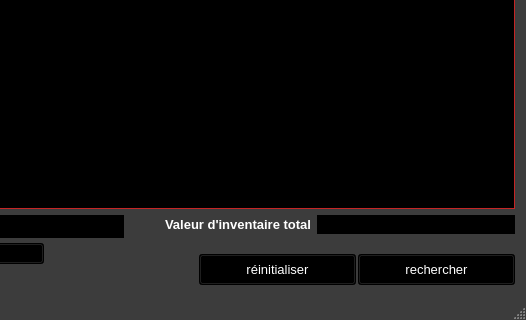
xnoumbissinoundou/yeroth-erp-3.0, file ui/yeroth-erp-marchandises-window.ui: the form before one commit; both pictures show x 274 to 800 and y 280 to 600 of the 800 by 600 pixel window.
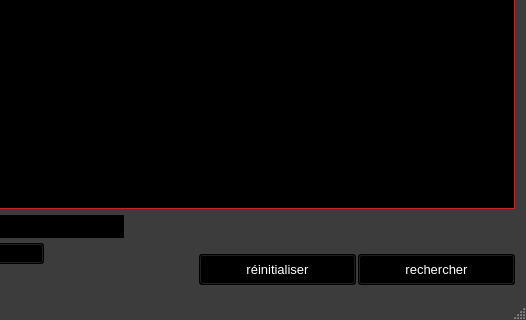
The form after the commit. Icons and pictures are not drawn. Custom widgets are drawn as their Qt base class.

Commit message: On branch master 	modified:   src/widgets/table-view/yeroth-erp-marchandises-table-view.cpp 	modified:   src/windows/yeroth-erp-marchandises-window.cpp 	modified:   src/windows/yeroth-erp-marchandises-window.hpp 	modified:   ui/yeroth-erp-marchandises-window.ui

Patch:
```diff
--- a/ui/yeroth-erp-marchandises-window.ui
+++ b/ui/yeroth-erp-marchandises-window.ui
@@ -6511,807 +6511,6 @@
      <string>réinitialiser filtre</string>
     </property>
    </widget>
-   <widget class="QLabel" name="label_marchandises_valeur_dinventaire_total">
-    <property name="geometry">
-     <rect>
-      <x>424</x>
-      <y>444</y>
-      <width>161</width>
-      <height>21</height>
-     </rect>
-    </property>
-    <property name="palette">
-     <palette>
-      <active>
-       <colorrole role="WindowText">
-        <brush brushstyle="SolidPattern">
-         <color alpha="255">
-          <red>255</red>
-          <green>255</green>
-          <blue>255</blue>
-         </color>
-        </brush>
-       </colorrole>
-       <colorrole role="Button">
-        <brush brushstyle="SolidPattern">
-         <color alpha="255">
-          <red>255</red>
-          <green>255</green>
-          <blue>255</blue>
-         </color>
-        </brush>
-       </colorrole>
-       <colorrole role="Light">
-        <brush brushstyle="SolidPattern">
-         <color alpha="255">
-          <red>255</red>
-          <green>255</green>
-          <blue>255</blue>
-         </color>
-        </brush>
-       </colorrole>
-       <colorrole role="Midlight">
-        <brush brushstyle="SolidPattern">
-         <color alpha="255">
-          <red>255</red>
-          <green>255</green>
-          <blue>255</blue>
-         </color>
-        </brush>
-       </colorrole>
-       <colorrole role="Dark">
-        <brush brushstyle="SolidPattern">
-         <color alpha="255">
-          <red>127</red>
-          <green>127</green>
-          <blue>127</blue>
-         </color>
-        </brush>
-       </colorrole>
-       <colorrole role="Mid">
-        <brush brushstyle="SolidPattern">
-         <color alpha="255">
-          <red>170</red>
-          <green>170</green>
-          <blue>170</blue>
-         </color>
-        </brush>
-       </colorrole>
-       <colorrole role="Text">
-        <brush brushstyle="SolidPattern">
-         <color alpha="255">
-          <red>255</red>
-          <green>255</green>
-          <blue>255</blue>
-         </color>
-        </brush>
-       </colorrole>
-       <colorrole role="ButtonText">
-        <brush brushstyle="SolidPattern">
-         <color alpha="255">
-          <red>255</red>
-          <green>255</green>
-          <blue>255</blue>
-         </color>
-        </brush>
-       </colorrole>
-       <colorrole role="Base">
-        <brush brushstyle="SolidPattern">
-         <color alpha="255">
-          <red>255</red>
-          <green>255</green>
-          <blue>255</blue>
-         </color>
-        </brush>
-       </colorrole>
-       <colorrole role="Window">
-        <brush brushstyle="SolidPattern">
-         <color alpha="255">
-          <red>255</red>
-          <green>255</green>
-          <blue>255</blue>
-         </color>
-        </brush>
-       </colorrole>
-       <colorrole role="AlternateBase">
-        <brush brushstyle="SolidPattern">
-         <color alpha="255">
-          <red>255</red>
-          <green>255</green>
-          <blue>255</blue>
-         </color>
-        </brush>
-       </colorrole>
-       <colorrole role="ToolTipText">
-        <brush brushstyle="SolidPattern">
-         <color alpha="255">
-          <red>255</red>
-          <green>255</green>
-          <blue>255</blue>
-         </color>
-        </brush>
-       </colorrole>
-      </active>
-      <inactive>
-       <colorrole role="WindowText">
-        <brush brushstyle="SolidPattern">
-         <color alpha="255">
-          <red>255</red>
-          <green>255</green>
-          <blue>255</blue>
-         </color>
-        </brush>
-       </colorrole>
-       <colorrole role="Button">
-        <brush brushstyle="SolidPattern">
-         <color alpha="255">
-          <red>255</red>
-          <green>255</green>
-          <blue>255</blue>
-         </color>
-        </brush>
-       </colorrole>
-       <colorrole role="Light">
-        <brush brushstyle="SolidPattern">
-         <color alpha="255">
-          <red>255</red>
-          <green>255</green>
-          <blue>255</blue>
-         </color>
-        </brush>
-       </colorrole>
-       <colorrole role="Midlight">
-        <brush brushstyle="SolidPattern">
-         <color alpha="255">
-          <red>255</red>
-          <green>255</green>
-          <blue>255</blue>
-         </color>
-        </brush>
-       </colorrole>
-       <colorrole role="Dark">
-        <brush brushstyle="SolidPattern">
-         <color alpha="255">
-          <red>127</red>
-          <green>127</green>
-          <blue>127</blue>
-         </color>
-        </brush>
-       </colorrole>
-       <colorrole role="Mid">
-        <brush brushstyle="SolidPattern">
-         <color alpha="255">
-          <red>170</red>
-          <green>170</green>
-          <blue>170</blue>
-         </color>
-        </brush>
-       </colorrole>
-       <colorrole role="Text">
-        <brush brushstyle="SolidPattern">
-         <color alpha="255">
-          <red>255</red>
-          <green>255</green>
-          <blue>255</blue>
-         </color>
-        </brush>
-       </colorrole>
-       <colorrole role="ButtonText">
-        <brush brushstyle="SolidPattern">
-         <color alpha="255">
-          <red>255</red>
-          <green>255</green>
-          <blue>255</blue>
-         </color>
-        </brush>
-       </colorrole>
-       <colorrole role="Base">
-        <brush brushstyle="SolidPattern">
-         <color alpha="255">
-          <red>255</red>
-          <green>255</green>
-          <blue>255</blue>
-         </color>
-        </brush>
-       </colorrole>
-       <colorrole role="Window">
-        <brush brushstyle="SolidPattern">
-         <color alpha="255">
-          <red>255</red>
-          <green>255</green>
-          <blue>255</blue>
-         </color>
-        </brush>
-       </colorrole>
-       <colorrole role="AlternateBase">
-        <brush brushstyle="SolidPattern">
-         <color alpha="255">
-          <red>255</red>
-          <green>255</green>
-          <blue>255</blue>
-         </color>
-        </brush>
-       </colorrole>
-       <colorrole role="ToolTipText">
-        <brush brushstyle="SolidPattern">
-         <color alpha="255">
-          <red>255</red>
-          <green>255</green>
-          <blue>255</blue>
-         </color>
-        </brush>
-       </colorrole>
-      </inactive>
-      <disabled>
-       <colorrole role="WindowText">
-        <brush brushstyle="SolidPattern">
-         <color alpha="255">
-          <red>127</red>
-          <green>127</green>
-          <blue>127</blue>
-         </color>
-        </brush>
-       </colorrole>
-       <colorrole role="Button">
-        <brush brushstyle="SolidPattern">
-         <color alpha="255">
-          <red>255</red>
-          <green>255</green>
-          <blue>255</blue>
-         </color>
-        </brush>
-       </colorrole>
-       <colorrole role="Light">
-        <brush brushstyle="SolidPattern">
-         <color alpha="255">
-          <red>255</red>
-          <green>255</green>
-          <blue>255</blue>
-         </color>
-        </brush>
-       </colorrole>
-       <colorrole role="Midlight">
-        <brush brushstyle="SolidPattern">
-         <color alpha="255">
-          <red>255</red>
-          <green>255</green>
-          <blue>255</blue>
-         </color>
-        </brush>
-       </colorrole>
-       <colorrole role="Dark">
-        <brush brushstyle="SolidPattern">
-         <color alpha="255">
-          <red>127</red>
-          <green>127</green>
-          <blue>127</blue>
-         </color>
-        </brush>
-       </colorrole>
-       <colorrole role="Mid">
-        <brush brushstyle="SolidPattern">
-         <color alpha="255">
-          <red>170</red>
-          <green>170</green>
-          <blue>170</blue>
-         </color>
-        </brush>
-       </colorrole>
-       <colorrole role="Text">
-        <brush brushstyle="SolidPattern">
-         <color alpha="255">
-          <red>127</red>
-          <green>127</green>
-          <blue>127</blue>
-         </color>
-        </brush>
-       </colorrole>
-       <colorrole role="ButtonText">
-        <brush brushstyle="SolidPattern">
-         <color alpha="255">
-          <red>127</red>
-          <green>127</green>
-          <blue>127</blue>
-         </color>
-        </brush>
-       </colorrole>
-       <colorrole role="Base">
-        <brush brushstyle="SolidPattern">
-         <color alpha="255">
-          <red>255</red>
-          <green>255</green>
-          <blue>255</blue>
-         </color>
-        </brush>
-       </colorrole>
-       <colorrole role="Window">
-        <brush brushstyle="SolidPattern">
-         <color alpha="255">
-          <red>255</red>
-          <green>255</green>
-          <blue>255</blue>
-         </color>
-        </brush>
-       </colorrole>
-       <colorrole role="AlternateBase">
-        <brush brushstyle="SolidPattern">
-         <color alpha="255">
-          <red>255</red>
-          <green>255</green>
-          <blue>255</blue>
-         </color>
-        </brush>
-       </colorrole>
-       <colorrole role="ToolTipText">
-        <brush brushstyle="SolidPattern">
-         <color alpha="255">
-          <red>255</red>
-          <green>255</green>
-          <blue>255</blue>
-         </color>
-        </brush>
-       </colorrole>
-      </disabled>
-     </palette>
-    </property>
-    <property name="font">
-     <font>
-      <pointsize>10</pointsize>
-      <weight>75</weight>
-      <italic>false</italic>
-      <bold>true</bold>
-     </font>
-    </property>
-    <property name="text">
-     <string>Valeur d'inventaire total</string>
-    </property>
-    <property name="alignment">
-     <set>Qt::AlignRight|Qt::AlignTrailing|Qt::AlignVCenter</set>
-    </property>
-   </widget>
-   <widget class="YerothLineEdit" name="lineEdit_marchandises_valeur_dinventaire_total">
-    <property name="enabled">
-     <bool>false</bool>
-    </property>
-    <property name="geometry">
-     <rect>
-      <x>590</x>
-      <y>444</y>
-      <width>200</width>
-      <height>21</height>
-     </rect>
-    </property>
-    <property name="palette">
-     <palette>
-      <active>
-       <colorrole role="WindowText">
-        <brush brushstyle="SolidPattern">
-         <color alpha="255">
-          <red>255</red>
-          <green>255</green>
-          <blue>255</blue>
-         </color>
-        </brush>
-       </colorrole>
-       <colorrole role="Button">
-        <brush brushstyle="SolidPattern">
-         <color alpha="255">
-          <red>0</red>
-          <green>0</green>
-          <blue>0</blue>
-         </color>
-        </brush>
-       </colorrole>
-       <colorrole role="Light">
-        <brush brushstyle="SolidPattern">
-         <color alpha="255">
-          <red>255</red>
-          <green>255</green>
-          <blue>255</blue>
-         </color>
-        </brush>
-       </colorrole>
-       <colorrole role="Midlight">
-        <brush brushstyle="SolidPattern">
-         <color alpha="255">
-          <red>255</red>
-          <green>255</green>
-          <blue>255</blue>
-         </color>
-        </brush>
-       </colorrole>
-       <colorrole role="Dark">
-        <brush brushstyle="SolidPattern">
-         <color alpha="255">
-          <red>127</red>
-          <green>127</green>
-          <blue>127</blue>
-         </color>
-        </brush>
-       </colorrole>
-       <colorrole role="Mid">
-        <brush brushstyle="SolidPattern">
-         <color alpha="255">
-          <red>170</red>
-          <green>170</green>
-          <blue>170</blue>
-         </color>
-        </brush>
-       </colorrole>
-       <colorrole role="Text">
-        <brush brushstyle="SolidPattern">
-         <color alpha="255">
-          <red>255</red>
-          <green>255</green>
-          <blue>255</blue>
-         </color>
-        </brush>
-       </colorrole>
-       <colorrole role="BrightText">
-        <brush brushstyle="SolidPattern">
-         <color alpha="255">
-          <red>255</red>
-          <green>255</green>
-          <blue>255</blue>
-         </color>
-        </brush>
-       </colorrole>
-       <colorrole role="ButtonText">
-        <brush brushstyle="SolidPattern">
-         <color alpha="255">
-          <red>0</red>
-          <green>0</green>
-          <blue>0</blue>
-         </color>
-        </brush>
-       </colorrole>
-       <colorrole role="Base">
-        <brush brushstyle="SolidPattern">
-         <color alpha="255">
-          <red>0</red>
-          <green>0</green>
-          <blue>0</blue>
-         </color>
-        </brush>
-       </colorrole>
-       <colorrole role="Window">
-        <brush brushstyle="SolidPattern">
-         <color alpha="255">
-          <red>0</red>
-          <green>0</green>
-          <blue>0</blue>
-         </color>
-        </brush>
-       </colorrole>
-       <colorrole role="Shadow">
-        <brush brushstyle="SolidPattern">
-         <color alpha="255">
-          <red>0</red>
-          <green>0</green>
-          <blue>0</blue>
-         </color>
-        </brush>
-       </colorrole>
-       <colorrole role="AlternateBase">
-        <brush brushstyle="SolidPattern">
-         <color alpha="255">
-          <red>255</red>
-          <green>255</green>
-          <blue>255</blue>
-         </color>
-        </brush>
-       </colorrole>
-       <colorrole role="ToolTipBase">
-        <brush brushstyle="SolidPattern">
-         <color alpha="255">
-          <red>255</red>
-          <green>255</green>
-          <blue>220</blue>
-         </color>
-        </brush>
-       </colorrole>
-       <colorrole role="ToolTipText">
-        <brush brushstyle="SolidPattern">
-         <color alpha="255">
-          <red>0</red>
-          <green>0</green>
-          <blue>0</blue>
-         </color>
-        </brush>
-       </colorrole>
-      </active>
-      <inactive>
-       <colorrole role="WindowText">
-        <brush brushstyle="SolidPattern">
-         <color alpha="255">
-          <red>255</red>
-          <green>255</green>
-          <blue>255</blue>
-         </color>
-        </brush>
-       </colorrole>
-       <colorrole role="Button">
-        <brush brushstyle="SolidPattern">
-         <color alpha="255">
-          <red>0</red>
-          <green>0</green>
-          <blue>0</blue>
-         </color>
-        </brush>
-       </colorrole>
-       <colorrole role="Light">
-        <brush brushstyle="SolidPattern">
-         <color alpha="255">
-          <red>255</red>
-          <green>255</green>
-          <blue>255</blue>
-         </color>
-        </brush>
-       </colorrole>
-       <colorrole role="Midlight">
-        <brush brushstyle="SolidPattern">
-         <color alpha="255">
-          <red>255</red>
-          <green>255</green>
-          <blue>255</blue>
-         </color>
-        </brush>
-       </colorrole>
-       <colorrole role="Dark">
-        <brush brushstyle="SolidPattern">
-         <color alpha="255">
-          <red>127</red>
-          <green>127</green>
-          <blue>127</blue>
-         </color>
-        </brush>
-       </colorrole>
-       <colorrole role="Mid">
-        <brush brushstyle="SolidPattern">
-         <color alpha="255">
-          <red>170</red>
-          <green>170</green>
-          <blue>170</blue>
-         </color>
-        </brush>
-       </colorrole>
-       <colorrole role="Text">
-        <brush brushstyle="SolidPattern">
-         <color alpha="255">
-          <red>255</red>
-          <green>255</green>
-          <blue>255</blue>
-         </color>
-        </brush>
-       </colorrole>
-       <colorrole role="BrightText">
-        <brush brushstyle="SolidPattern">
-         <color alpha="255">
-          <red>255</red>
-          <green>255</green>
-          <blue>255</blue>
-         </color>
-        </brush>
-       </colorrole>
-       <colorrole role="ButtonText">
-        <brush brushstyle="SolidPattern">
-         <color alpha="255">
-          <red>0</red>
-          <green>0</green>
-          <blue>0</blue>
-         </color>
-        </brush>
-       </colorrole>
-       <colorrole role="Base">
-        <brush brushstyle="SolidPattern">
-         <color alpha="255">
-          <red>0</red>
-          <green>0</green>
-          <blue>0</blue>
-         </color>
-        </brush>
-       </colorrole>
-       <colorrole role="Window">
-        <brush brushstyle="SolidPattern">
-         <color alpha="255">
-          <red>0</red>
-          <green>0</green>
-          <blue>0</blue>
-         </color>
-        </brush>
-       </colorrole>
-       <colorrole role="Shadow">
-        <brush brushstyle="SolidPattern">
-         <color alpha="255">
-          <red>0</red>
-          <green>0</green>
-          <blue>0</blue>
-         </color>
-        </brush>
-       </colorrole>
-       <colorrole role="AlternateBase">
-        <brush brushstyle="SolidPattern">
-         <color alpha="255">
-          <red>255</red>
-          <green>255</green>
-          <blue>255</blue>
-         </color>
-        </brush>
-       </colorrole>
-       <colorrole role="ToolTipBase">
-        <brush brushstyle="SolidPattern">
-         <color alpha="255">
-          <red>255</red>
-          <green>255</green>
-          <blue>220</blue>
-         </color>
-        </brush>
-       </colorrole>
-       <colorrole role="ToolTipText">
-        <brush brushstyle="SolidPattern">
-         <color alpha="255">
-          <red>0</red>
-          <green>0</green>
-          <blue>0</blue>
-         </color>
-        </brush>
-       </colorrole>
-      </inactive>
-      <disabled>
-       <colorrole role="WindowText">
-        <brush brushstyle="SolidPattern">
-         <color alpha="255">
-          <red>127</red>
-          <green>127</green>
-          <blue>127</blue>
-         </color>
-        </brush>
-       </colorrole>
-       <colorrole role="Button">
-        <brush brushstyle="SolidPattern">
-         <color alpha="255">
-          <red>0</red>
-          <green>0</green>
-          <blue>0</blue>
-         </color>
-        </brush>
-       </colorrole>
-       <colorrole role="Light">
-        <brush brushstyle="SolidPattern">
-         <color alpha="255">
-          <red>255</red>
-          <green>255</green>
-          <blue>255</blue>
-         </color>
-        </brush>
-       </colorrole>
-       <colorrole role="Midlight">
-        <brush brushstyle="SolidPattern">
-         <color alpha="255">
-          <red>255</red>
-          <green>255</green>
-          <blue>255</blue>
-         </color>
-        </brush>
-       </colorrole>
-       <colorrole role="Dark">
-        <brush brushstyle="SolidPattern">
-         <color alpha="255">
-          <red>127</red>
-          <green>127</green>
-          <blue>127</blue>
-         </color>
-        </brush>
-       </colorrole>
-       <colorrole role="Mid">
-        <brush brushstyle="SolidPattern">
-         <color alpha="255">
-          <red>170</red>
-          <green>170</green>
-          <blue>170</blue>
-         </color>
-        </brush>
-       </colorrole>
-       <colorrole role="Text">
-        <brush brushstyle="SolidPattern">
-         <color alpha="255">
-          <red>127</red>
-          <green>127</green>
-          <blue>127</blue>
-         </color>
-        </brush>
-       </colorrole>
-       <colorrole role="BrightText">
-        <brush brushstyle="SolidPattern">
-         <color alpha="255">
-          <red>255</red>
-          <green>255</green>
-          <blue>255</blue>
-         </color>
-        </brush>
-       </colorrole>
-       <colorrole role="ButtonText">
-        <brush brushstyle="SolidPattern">
-         <color alpha="255">
-          <red>127</red>
-          <green>127</green>
-          <blue>127</blue>
-         </color>
-        </brush>
-       </colorrole>
-       <colorrole role="Base">
-        <brush brushstyle="SolidPattern">
-         <color alpha="255">
-          <red>0</red>
-          <green>0</green>
-          <blue>0</blue>
-         </color>
-        </brush>
-       </colorrole>
-       <colorrole role="Window">
-        <brush brushstyle="SolidPattern">
-         <color alpha="255">
-          <red>0</red>
-          <green>0</green>
-          <blue>0</blue>
-         </color>
-        </brush>
-       </colorrole>
-       <colorrole role="Shadow">
-        <brush brushstyle="SolidPattern">
-         <color alpha="255">
-          <red>0</red>
-          <green>0</green>
-          <blue>0</blue>
-         </color>
-        </brush>
-       </colorrole>
-       <colorrole role="AlternateBase">
-        <brush brushstyle="SolidPattern">
-         <color alpha="255">
-          <red>255</red>
-          <green>255</green>
-          <blue>255</blue>
-         </color>
-        </brush>
-       </colorrole>
-       <colorrole role="ToolTipBase">
-        <brush brushstyle="SolidPattern">
-         <color alpha="255">
-          <red>255</red>
-          <green>255</green>
-          <blue>220</blue>
-         </color>
-        </brush>
-       </colorrole>
-       <colorrole role="ToolTipText">
-        <brush brushstyle="SolidPattern">
-         <color alpha="255">
-          <red>0</red>
-          <green>0</green>
-          <blue>0</blue>
-         </color>
-        </brush>
-       </colorrole>
-      </disabled>
-     </palette>
-    </property>
-    <property name="font">
-     <font>
-      <pointsize>10</pointsize>
-      <weight>75</weight>
-      <italic>false</italic>
-      <bold>true</bold>
-     </font>
-    </property>
-    <property name="styleSheet">
-     <string notr="true">border: 1px solid rgb(60, 60, 60);
-background-color: rgb(0, 0, 0); </string>
-    </property>
-    <property name="alignment">
-     <set>Qt::AlignCenter</set>
-    </property>
-   </widget>
   </widget>
   <widget class="QMenuBar" name="menubar_listerWindow">
    <property name="geometry">
```
Left out of the diff: 1 changed line with no effect on the pictures. The commit also changes 3 other files.
